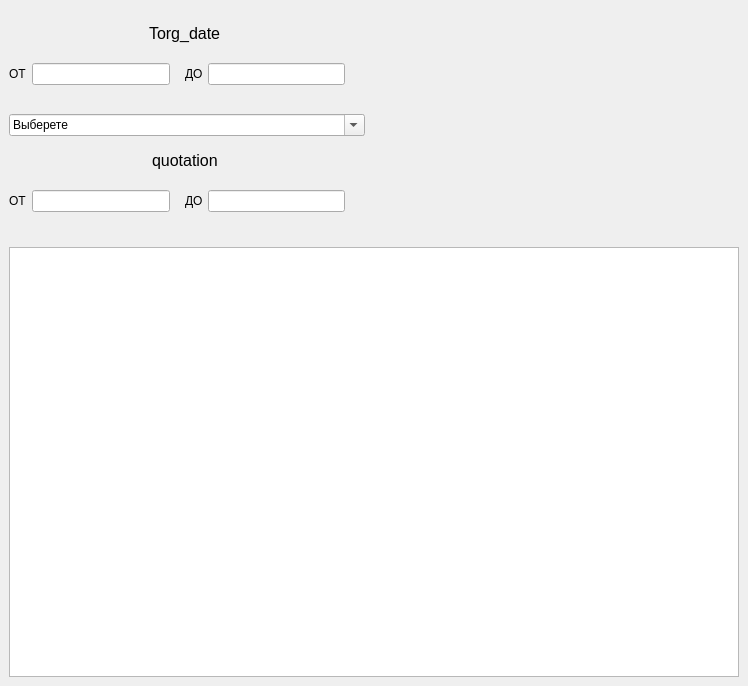
Before: the Qt Designer form first/FormApp.ui in MedvedevIgS/Lab_SUBD, drawn with Qt 5.
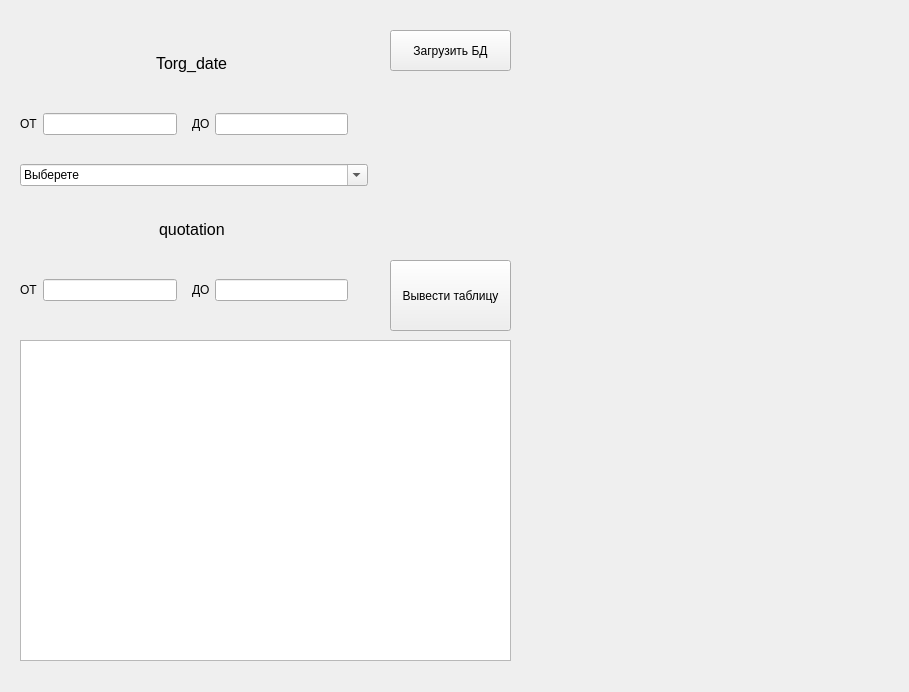
After: the same form once the commit is applied.

Commit message: Внес небольшие изменения в форму

What changed in the file:
```diff
--- a/first/FormApp.ui
+++ b/first/FormApp.ui
@@ -6,20 +6,23 @@
    <rect>
     <x>0</x>
     <y>0</y>
-    <width>748</width>
-    <height>686</height>
+    <width>909</width>
+    <height>692</height>
    </rect>
   </property>
   <property name="windowTitle">
    <string>MainWindow</string>
   </property>
   <widget class="QWidget" name="centralwidget">
-   <layout class="QVBoxLayout" name="verticalLayout_6">
-    <item>
-     <layout class="QVBoxLayout" name="verticalLayout_5">
-      <item>
-       <layout class="QHBoxLayout" name="horizontalLayout_13">
-        <item>
+   <widget class="QWidget" name="layoutWidget">
+    <property name="geometry">
+     <rect>
+      <x>20</x>
+      <y>20</y>
+      <width>357</width>
+      <height>310</height>
+     </rect>
+    </property>
          <layout class="QVBoxLayout" name="verticalLayout_4">
           <property name="spacing">
            <number>9</number>
@@ -293,29 +296,49 @@
            </layout>
           </item>
          </layout>
-        </item>
-        <item>
-         <spacer name="horizontalSpacer_5">
-          <property name="orientation">
-           <enum>Qt::Horizontal</enum>
-          </property>
-          <property name="sizeHint" stdset="0">
-           <size>
-            <width>40</width>
-            <height>20</height>
-           </size>
-          </property>
-         </spacer>
-        </item>
-       </layout>
-      </item>
-      <item>
-       <widget class="QTableView" name="tableView"/>
-      </item>
-     </layout>
-    </item>
-   </layout>
-  </widget>
+   </widget>
+   <widget class="QTableView" name="tableDB">
+    <property name="geometry">
+     <rect>
+      <x>20</x>
+      <y>340</y>
+      <width>491</width>
+      <height>321</height>
+     </rect>
+    </property>
+   </widget>
+   <widget class="QPushButton" name="OutButTable">
+    <property name="geometry">
+     <rect>
+      <x>390</x>
+      <y>260</y>
+      <width>121</width>
+      <height>71</height>
+     </rect>
+    </property>
+    <property name="text">
+     <string>Вывести таблицу</string>
+    </property>
+   </widget>
+   <widget class="QPushButton" name="loadButDB">
+    <property name="geometry">
+     <rect>
+      <x>390</x>
+      <y>30</y>
+      <width>121</width>
+      <height>41</height>
+     </rect>
+    </property>
+    <property name="text">
+     <string>Загрузить БД</string>
+    </property>
+   </widget>
+  </widget>
+  <action name="action">
+   <property name="text">
+    <string>Открыть</string>
+   </property>
+  </action>
  </widget>
  <resources/>
  <connections/>
```
Lines whose indentation alone changed are shown as unchanged.
